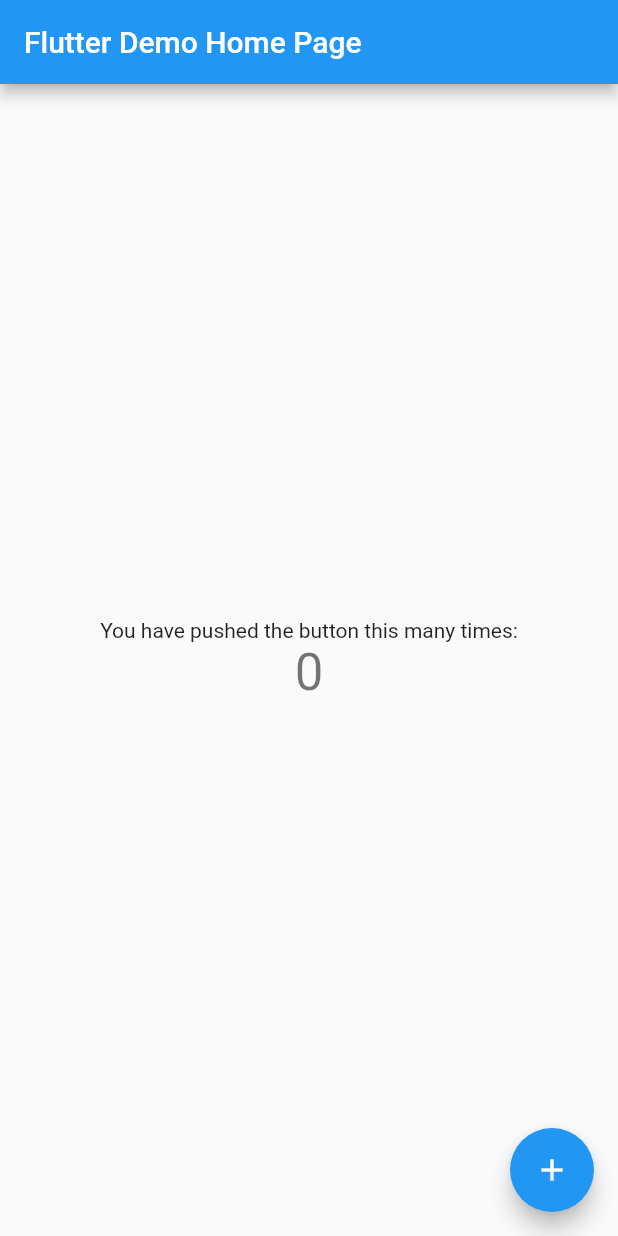
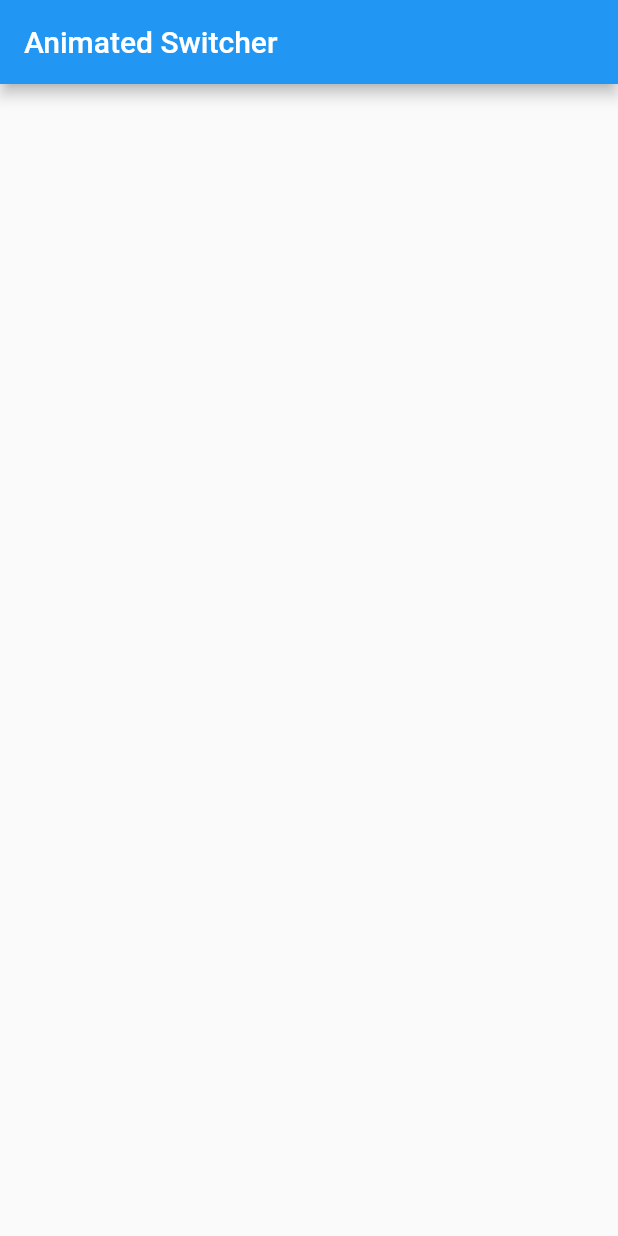
Before and after one commit to lohanidamodar/flutter_animated_switcher, a Flutter app: the screen it shows after launch, on a phone screen of 412 x 824 dp. Run offline on Flutter 3.47's test engine with Material 2 defaults, Android fonts, the phone set to English and light mode, and no system bars.

Commit message:
removing provided demo

```diff
--- a/lib/main.dart
+++ b/lib/main.dart
@@ -3,109 +3,32 @@ import 'package:flutter/material.dart';
 void main() => runApp(MyApp());
 
 class MyApp extends StatelessWidget {
-  // This widget is the root of your application.
   @override
   Widget build(BuildContext context) {
     return MaterialApp(
-      title: 'Flutter Demo',
+      title: 'Animated Switcher Demo',
       theme: ThemeData(
-        // This is the theme of your application.
-        //
-        // Try running your application with "flutter run". You'll see the
-        // application has a blue toolbar. Then, without quitting the app, try
-        // changing the primarySwatch below to Colors.green and then invoke
-        // "hot reload" (press "r" in the console where you ran "flutter run",
-        // or simply save your changes to "hot reload" in a Flutter IDE).
-        // Notice that the counter didn't reset back to zero; the application
-        // is not restarted.
         primarySwatch: Colors.blue,
       ),
-      home: MyHomePage(title: 'Flutter Demo Home Page'),
+      home: HomePage(),
     );
   }
 }
 
-class MyHomePage extends StatefulWidget {
-  MyHomePage({Key key, this.title}) : super(key: key);
 
-  // This widget is the home page of your application. It is stateful, meaning
-  // that it has a State object (defined below) that contains fields that affect
-  // how it looks.
-
-  // This class is the configuration for the state. It holds the values (in this
-  // case the title) provided by the parent (in this case the App widget) and
-  // used by the build method of the State. Fields in a Widget subclass are
-  // always marked "final".
-
-  final String title;
-
+class HomePage extends StatelessWidget {
   @override
-  _MyHomePageState createState() => _MyHomePageState();
-}
-
-class _MyHomePageState extends State<MyHomePage> {
-  int _counter = 0;
-
-  void _incrementCounter() {
-    setState(() {
-      // This call to setState tells the Flutter framework that something has
-      // changed in this State, which causes it to rerun the build method below
-      // so that the display can reflect the updated values. If we changed
-      // _counter without calling setState(), then the build method would not be
-      // called again, and so nothing would appear to happen.
-      _counter++;
-    });
-  }
-
-  @override
-  Widget build(BuildContext context) {
-    // This method is rerun every time setState is called, for instance as done
-    // by the _incrementCounter method above.
-    //
-    // The Flutter framework has been optimized to make rerunning build methods
-    // fast, so that you can just rebuild anything that needs updating rather
-    // than having to individually change instances of widgets.
+  Widget build(BuildContext context){
     return Scaffold(
       appBar: AppBar(
-        // Here we take the value from the MyHomePage object that was created by
-        // the App.build method, and use it to set our appbar title.
-        title: Text(widget.title),
+        title: Text('Animated Switcher'),
       ),
-      body: Center(
-        // Center is a layout widget. It takes a single child and positions it
-        // in the middle of the parent.
-        child: Column(
-          // Column is also layout widget. It takes a list of children and
-          // arranges them vertically. By default, it sizes itself to fit its
-          // children horizontally, and tries to be as tall as its parent.
-          //
-          // Invoke "debug painting" (press "p" in the console, choose the
-          // "Toggle Debug Paint" action from the Flutter Inspector in Android
-          // Studio, or the "Toggle Debug Paint" command in Visual Studio Code)
-          // to see the wireframe for each widget.
-          //
-          // Column has various properties to control how it sizes itself and
-          // how it positions its children. Here we use mainAxisAlignment to
-          // center the children vertically; the main axis here is the vertical
-          // axis because Columns are vertical (the cross axis would be
-          // horizontal).
-          mainAxisAlignment: MainAxisAlignment.center,
-          children: <Widget>[
-            Text(
-              'You have pushed the button this many times:',
-            ),
-            Text(
-              '$_counter',
-              style: Theme.of(context).textTheme.display1,
-            ),
-          ],
-        ),
+      body: Column(
+        crossAxisAlignment: CrossAxisAlignment.start,
+        children: <Widget>[
+
+        ],
       ),
-      floatingActionButton: FloatingActionButton(
-        onPressed: _incrementCounter,
-        tooltip: 'Increment',
-        child: Icon(Icons.add),
-      ), // This trailing comma makes auto-formatting nicer for build methods.
     );
   }
 }
```
Also changed, not shown: pubspec.yaml (+0 -52 lines).
